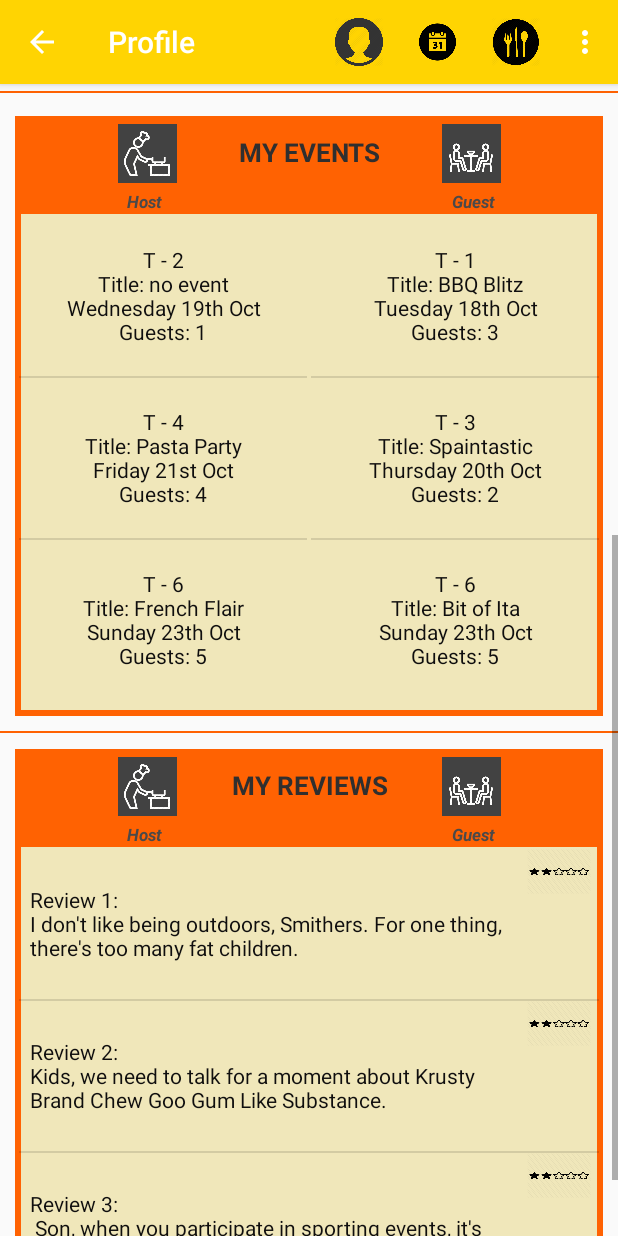
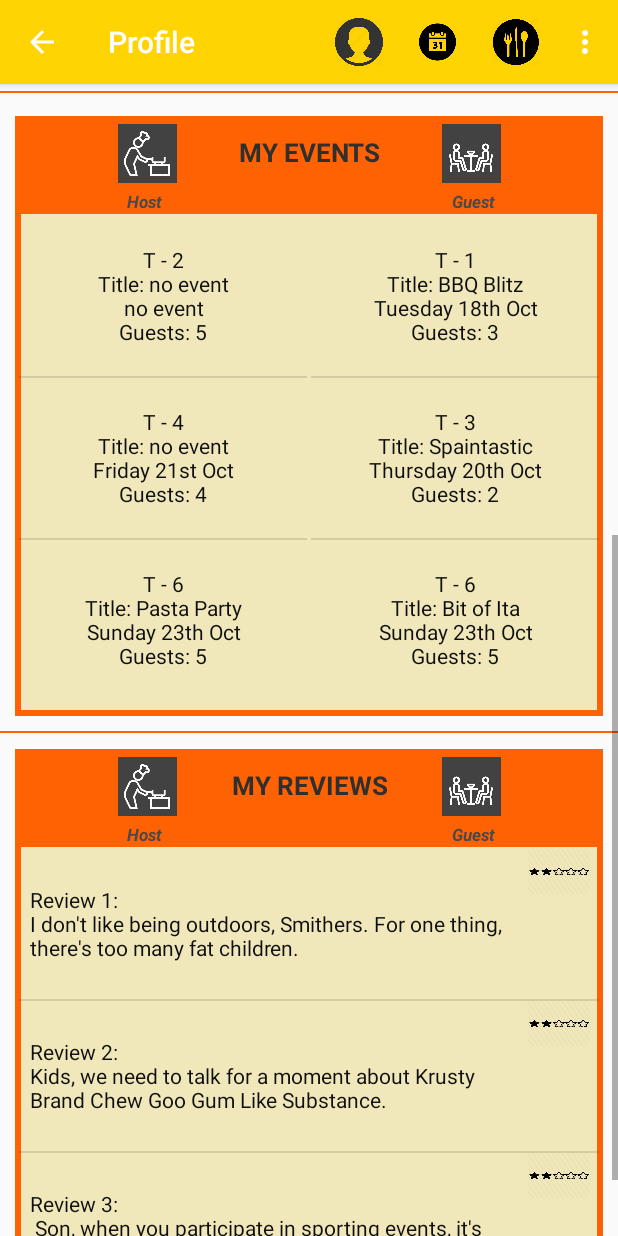
Before and after one commit to silsal/UCDine, an Android app: the FragmentEventsStats screen opened directly, with no data from a screen before it, scrolled down 537 dp, on a phone screen of 412 x 824 dp. Run offline under Robolectric (Android 15) with nearby library versions, the light colour scheme and no system bars; 4 statements that could not run were skipped.

Commit message:
Update to DB function for fragment in Profile Page. Changed Logo for App Button

```diff
--- a/app/src/main/AndroidManifest.xml
+++ b/app/src/main/AndroidManifest.xml
@@ -33,9 +33,10 @@
         android:allowBackup="true"
         android:label="@string/app_name"
         android:supportsRtl="true"
-        android:theme="@style/AppTheme">
+        android:theme="@style/AppTheme"
+        android:icon="@mipmap/new_icon" >
 
-        <!-- android:icon="@mipmap/new_icon" -->
+
 
         <activity android:name=".MainActivity">
             <intent-filter>
--- a/app/src/main/java/com/example/saorla/ucdfood/FragmentEventsStats.java
+++ b/app/src/main/java/com/example/saorla/ucdfood/FragmentEventsStats.java
@@ -61,8 +61,8 @@ public class FragmentEventsStats extends Fragment{
 //        //Get values from database to populate the arrays
 //        //Hosted
         String[] h_titles = setInputs(populateEventDetails(TABLE_EVENTS, COLUMN_EVENT_NAME, COLUMN_HOST_ID, userID));
-//        String[] h_dates = setInputs(populateEventDetails(TABLE_EVENTS, COLUMN_DATE, COLUMN_HOST_ID, userID));
-//        String[] h_guests = setInputs(populateEventDetails(TABLE_EVENTS, COLUMN_INVITE_NUM, COLUMN_HOST_ID, userID);
+        String[] h_dates = setInputs(populateEventDetails(TABLE_EVENTS, COLUMN_DATE, COLUMN_HOST_ID, userID));
+//        String[] h_guests = setInputs(populateEventDetails(TABLE_EVENTS, COLUMN_INVITE_NUM, COLUMN_HOST_ID, userID));
 
 //            String[] h_titles = new String[] {"Burger Bash", "Pasta Party", "French Flair"};
 //
@@ -74,9 +74,9 @@ public class FragmentEventsStats extends Fragment{
 
 
         String[] hostEventArray = {
-                "T - 2\nTitle: "+ h_titles[0] +"\nWednesday 19th Oct\nGuests: 1",
-                "T - 4\nTitle: Pasta Party\nFriday 21st Oct\nGuests: 4",
-                "T - 6\nTitle: French Flair\nSunday 23th Oct\nGuests: 5",
+                "T - 2\nTitle: "+ h_titles[0] +"\n"+ h_dates[0] +"\nGuests: 5",
+                "T - 4\nTitle: "+ h_titles[1] +"\nFriday 21st Oct\nGuests: 4",
+                "T - 6\nTitle: Pasta Party\nSunday 23th Oct\nGuests: 5",
         };
 
         //Create Placeholder ATTENDING Data
--- a/app/src/main/java/com/example/saorla/ucdfood/MyDBHandler.java
+++ b/app/src/main/java/com/example/saorla/ucdfood/MyDBHandler.java
@@ -404,23 +404,33 @@ public class MyDBHandler extends SQLiteOpenHelper{
 
     //Specific "Select" multiples into Array function
     public String[] databaseSelectByIDToArray(String TableName, String ColumnNameSelect, String ColumnNameEquals,int WhereValueEquals){
-        String[] dbString = {};
-        SQLiteDatabase db = getWritableDatabase();
-        String query = "SELECT " + ColumnNameSelect +" FROM " + TableName + " WHERE " + ColumnNameEquals +" == " + WhereValueEquals + ";";
 
-        Cursor cursor = db.rawQuery(query, null);
-        //get first row in the results
-        cursor.moveToFirst();
+
+//        String[] dbString = {};
+        SQLiteDatabase db = this.getWritableDatabase();
+        String query = "SELECT " + ColumnNameSelect +" FROM " + TableName + " WHERE " + ColumnNameEquals +" = " + WhereValueEquals + ";";
+
+        Cursor resultRows = db.rawQuery(query, null);
+        //Find the number of rows in result
+        resultRows.moveToLast();
+        int len = resultRows.getPosition();
+
+        //Create empty array of length same as number rows
+        String [] dbString = new String[len+1];
+
+        //move to first row in the results
+        resultRows.moveToFirst();
+
+        //Set Counter
         int pos = 0;
-        //move through the whole table
-        while(!cursor.isAfterLast()){
-            if(cursor.getString(pos)!=null){
-                dbString[0] = cursor.getString(pos);
-                pos +=1;
+        if (resultRows.moveToFirst()){
+            do{
+                dbString[pos] = resultRows.getString(0);
+//            dbString[pos] = "7";
+                pos ++;
             }
-            cursor.moveToNext();
+            while (resultRows.moveToNext());
         }
-
         db.close();
         return dbString;
     }
--- a/app/src/main/java/com/example/saorla/ucdfood/ProfileActivity.java
+++ b/app/src/main/java/com/example/saorla/ucdfood/ProfileActivity.java
@@ -87,7 +87,7 @@ public class ProfileActivity extends AppCompatActivity {
         Resources res = getResources();
         dbHandler = new MyDBHandler(this);
         userID = Integer.parseInt(getIdfromSharedPreference());
-
+        Toast.makeText(this,""+userID,Toast.LENGTH_LONG).show();
         //FIND VIEWS
         //In row 2 of Profile Layout
         userDeetsEmail = (TextView) findViewById(R.id.ap_user_email);
```
